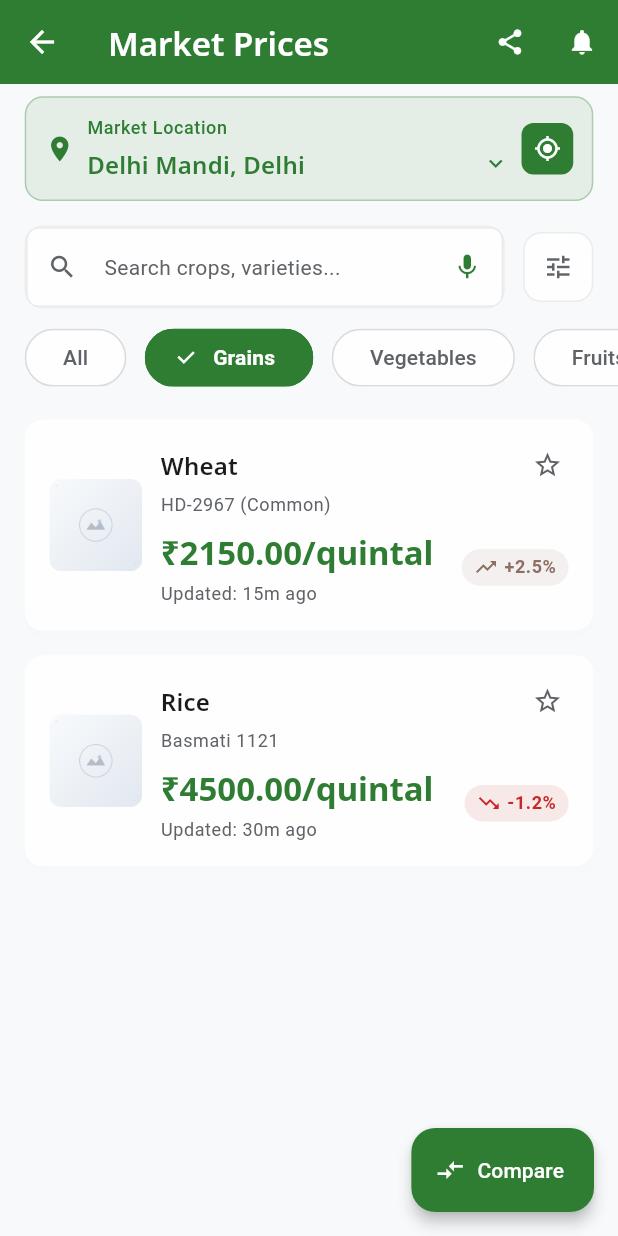
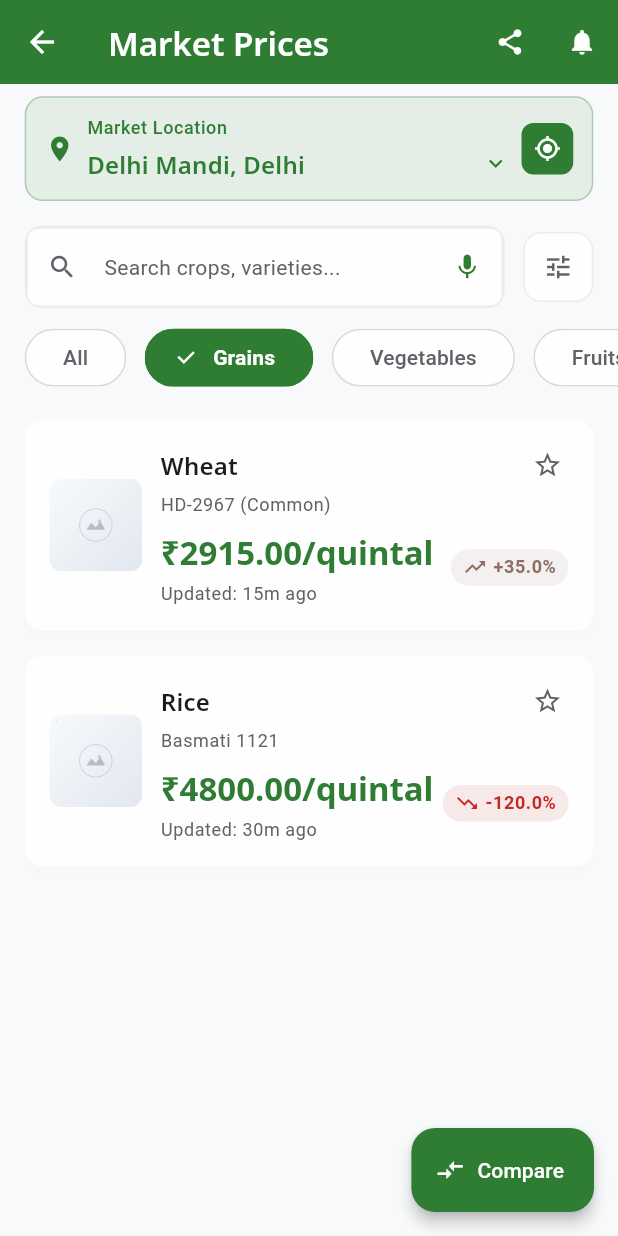
Before and after one commit to RiteshKumarRay/Krishi_Sahyog, a Flutter app: the MarketPrices screen opened by its route, after a tap on "Grains", on a phone screen of 412 x 824 dp. Run offline on Flutter 3.47's test engine with Material 3 defaults, Android fonts, the phone set to English and light mode, and no system bars; drawn by our look-alikes of cached_network_image; our stand-ins replace camera, cloud_firestore, connectivity_plus, firebase_auth, firebase_core, fl_chart and 8 more; missing offline and left inert: record, universal_html; accounts and stored records are empty; network calls fail.

Commit message:
first commit

```diff
--- a/lib/presentation/dashboard_home/widgets/feature_card_widget.dart
+++ b/lib/presentation/dashboard_home/widgets/feature_card_widget.dart
@@ -71,7 +71,7 @@ class FeatureCardWidget extends StatelessWidget {
 
               // Title
               Text(
-                feature["title"] as String? ?? "सुविधा",
+                feature["title"] as String? ?? "Feature",
                 style: AppTheme.lightTheme.textTheme.titleMedium?.copyWith(
                   fontWeight: FontWeight.w600,
                 ),
@@ -84,7 +84,7 @@ class FeatureCardWidget extends StatelessWidget {
               // Description
               Text(
                 feature["description"] as String? ??
-                    "विवरण उपलब्ध नहीं",
+                    "Description not available",
                 style: AppTheme.lightTheme.textTheme.bodySmall?.copyWith(
                   color:
                   AppTheme.lightTheme.colorScheme.onSurfaceVariant,
@@ -109,7 +109,7 @@ class FeatureCardWidget extends StatelessWidget {
                     ),
                     child: Text(
                       feature["quickAction"] as String? ??
-                          "तुरंत शुरू करें",
+                          "Start Now",
                       style:
                       AppTheme.lightTheme.textTheme.labelMedium?.copyWith(
                         color: baseColor,
--- a/lib/presentation/dashboard_home/widgets/status_bar_widget.dart
+++ b/lib/presentation/dashboard_home/widgets/status_bar_widget.dart
@@ -26,7 +26,7 @@ class StatusBarWidget extends StatelessWidget {
         border: Border(
           bottom: BorderSide(
             color:
-                AppTheme.lightTheme.colorScheme.outline.withValues(alpha: 0.2),
+            AppTheme.lightTheme.colorScheme.outline.withValues(alpha: 0.2),
             width: 1,
           ),
         ),
@@ -42,7 +42,7 @@ class StatusBarWidget extends StatelessWidget {
           ),
           SizedBox(width: 2.w),
           Text(
-            isOnline ? "ऑनलाइन" : "ऑफलाइन",
+            isOnline ? "Online" : "Offline",
             style: AppTheme.lightTheme.textTheme.bodySmall?.copyWith(
               color: isOnline
                   ? AppTheme.lightTheme.primaryColor
@@ -70,7 +70,7 @@ class StatusBarWidget extends StatelessWidget {
             ),
             SizedBox(width: 2.w),
             Text(
-              "अंतिम सिंक: $lastSync",
+              "Last Sync: $lastSync",
               style: AppTheme.lightTheme.textTheme.bodySmall?.copyWith(
                 color: AppTheme.lightTheme.colorScheme.onSurfaceVariant,
                 fontSize: 13.sp,
--- a/lib/presentation/market_prices/market_prices.dart
+++ b/lib/presentation/market_prices/market_prices.dart
@@ -1,6 +1,5 @@
 import 'package:flutter/material.dart';
 import 'package:sizer/sizer.dart';
-
 import '../../core/app_export.dart';
 import './widgets/category_tabs_widget.dart';
 import './widgets/location_selector_widget.dart';
@@ -19,7 +18,6 @@ class _MarketPricesState extends State<MarketPrices>
     with TickerProviderStateMixin {
   final TextEditingController _searchController = TextEditingController();
   final PageController _pageController = PageController();
-
   String _selectedCategory = 'All';
   String _currentLocation = 'Delhi Mandi, Delhi';
   bool _hasActiveFilters = false;
@@ -42,133 +40,253 @@ class _MarketPricesState extends State<MarketPrices>
       "id": 1,
       "name": "Wheat",
       "variety": "HD-2967 (Common)",
-      "currentPrice": 2150.0,
+      "currentPrice": 2915.0,
       "unit": "quintal",
-      "priceChange": 2.5,
+      "priceChange": 35.0,
       "lastUpdated": DateTime.now().subtract(Duration(minutes: 15)),
       "category": "Grains",
-      "image":
-          "https://images.pexels.com/photos/4110256/pexels-photo-4110256.jpeg?auto=compress&cs=tinysrgb&w=400",
+      "image": "https://images.pexels.com/photos/4110256/pexels-photo-4110256.jpeg?auto=compress&cs=tinysrgb&w=400",
       "market": "Delhi Mandi",
       "priceHistory": [
-        {"date": "2024-12-13", "price": 2100.0},
-        {"date": "2024-12-12", "price": 2120.0},
-        {"date": "2024-12-11", "price": 2080.0},
-        {"date": "2024-12-10", "price": 2090.0},
-        {"date": "2024-12-09", "price": 2110.0},
-        {"date": "2024-12-08", "price": 2130.0},
-        {"date": "2024-12-07", "price": 2150.0},
-      ]
+        {"date": "2025-09-15", "price": 2915.0},
+        {"date": "2025-09-14", "price": 2880.0},
+        {"date": "2025-09-13", "price": 2850.0},
+        {"date": "2025-09-12", "price": 2920.0},
+        {"date": "2025-09-11", "price": 2890.0},
+        {"date": "2025-09-10", "price": 2860.0},
+        {"date": "2025-09-09", "price": 2940.0},
+      ],
     },
     {
       "id": 2,
       "name": "Rice",
       "variety": "Basmati 1121",
-      "currentPrice": 4500.0,
+      "currentPrice": 4800.0,
       "unit": "quintal",
-      "priceChange": -1.2,
+      "priceChange": -120.0,
       "lastUpdated": DateTime.now().subtract(Duration(minutes: 30)),
       "category": "Grains",
-      "image":
-          "https://images.pexels.com/photos/1393382/pexels-photo-1393382.jpeg?auto=compress&cs=tinysrgb&w=400",
+      "image": "https://images.pexels.com/photos/1393382/pexels-photo-1393382.jpeg?auto=compress&cs=tinysrgb&w=400",
       "market": "Delhi Mandi",
       "priceHistory": [
-        {"date": "2024-12-13", "price": 4500.0},
-        {"date": "2024-12-12", "price": 4520.0},
-        {"date": "2024-12-11", "price": 4480.0},
-        {"date": "2024-12-10", "price": 4510.0},
-        {"date": "2024-12-09", "price": 4490.0},
-        {"date": "2024-12-08", "price": 4530.0},
-        {"date": "2024-12-07", "price": 4560.0},
-      ]
+        {"date": "2025-09-15", "price": 4800.0},
+        {"date": "2025-09-14", "price": 4920.0},
+        {"date": "2025-09-13", "price": 4850.0},
+        {"date": "2025-09-12", "price": 4780.0},
+        {"date": "2025-09-11", "price": 4900.0},
+        {"date": "2025-09-10", "price": 4750.0},
+        {"date": "2025-09-09", "price": 4820.0},
+      ],
     },
     {
       "id": 3,
       "name": "Tomato",
       "variety": "Hybrid Round",
-      "currentPrice": 35.0,
-      "unit": "kg",
-      "priceChange": 15.8,
+      "currentPrice": 3333.0,
+      "unit": "quintal",
+      "priceChange": 253.0,
       "lastUpdated": DateTime.now().subtract(Duration(hours: 1)),
       "category": "Vegetables",
-      "image":
-          "https://images.pexels.com/photos/1327838/pexels-photo-1327838.jpeg?auto=compress&cs=tinysrgb&w=400",
-      "market": "Delhi Mandi",
+      "image": "https://images.pexels.com/photos/1327838/pexels-photo-1327838.jpeg?auto=compress&cs=tinysrgb&w=400",
+      "market": "Azadpur Mandi",
       "priceHistory": [
-        {"date": "2024-12-13", "price": 35.0},
-        {"date": "2024-12-12", "price": 32.0},
-        {"date": "2024-12-11", "price": 28.0},
-        {"date": "2024-12-10", "price": 30.0},
-        {"date": "2024-12-09", "price": 25.0},
-        {"date": "2024-12-08", "price": 22.0},
-        {"date": "2024-12-07", "price": 20.0},
-      ]
+        {"date": "2025-09-15", "price": 3333.0},
+        {"date": "2025-09-14", "price": 3080.0},
+        {"date": "2025-09-13", "price": 2900.0},
+        {"date": "2025-09-12", "price": 3200.0},
+        {"date": "2025-09-11", "price": 3500.0},
+        {"date": "2025-09-10", "price": 3150.0},
+        {"date": "2025-09-09", "price": 2800.0},
+      ],
     },
     {
       "id": 4,
       "name": "Onion",
       "variety": "Red Nashik",
-      "currentPrice": 28.0,
-      "unit": "kg",
-      "priceChange": -5.4,
+      "currentPrice": 2000.0,
+      "unit": "quintal",
+      "priceChange": -180.0,
       "lastUpdated": DateTime.now().subtract(Duration(hours: 2)),
       "category": "Vegetables",
-      "image":
-          "https://images.pexels.com/photos/1323712/pexels-photo-1323712.jpeg?auto=compress&cs=tinysrgb&w=400",
-      "market": "Delhi Mandi",
+      "image": "https://images.pexels.com/photos/1323712/pexels-photo-1323712.jpeg?auto=compress&cs=tinysrgb&w=400",
+      "market": "Azadpur Mandi",
       "priceHistory": [
-        {"date": "2024-12-13", "price": 28.0},
-        {"date": "2024-12-12", "price": 30.0},
-        {"date": "2024-12-11", "price": 32.0},
-        {"date": "2024-12-10", "price": 29.0},
-        {"date": "2024-12-09", "price": 31.0},
-        {"date": "2024-12-08", "price": 33.0},
-        {"date": "2024-12-07", "price": 35.0},
-      ]
+        {"date": "2025-09-15", "price": 2000.0},
+        {"date": "2025-09-14", "price": 2180.0},
+        {"date": "2025-09-13", "price": 2250.0},
+        {"date": "2025-09-12", "price": 2100.0},
+        {"date": "2025-09-11", "price": 2300.0},
+        {"date": "2025-09-10", "price": 2050.0},
+        {"date": "2025-09-09", "price": 2400.0},
+      ],
     },
     {
       "id": 5,
       "name": "Apple",
       "variety": "Shimla Red Delicious",
-      "currentPrice": 120.0,
-      "unit": "kg",
-      "priceChange": 3.2,
+      "currentPrice": 14000.0,
+      "unit": "quintal",
+      "priceChange": 500.0,
       "lastUpdated": DateTime.now().subtract(Duration(hours: 3)),
       "category": "Fruits",
-      "image":
-          "https://images.pexels.com/photos/102104/pexels-photo-102104.jpeg?auto=compress&cs=tinysrgb&w=400",
-      "market": "Delhi Mandi",
+      "image": "https://images.pexels.com/photos/102104/pexels-photo-102104.jpeg?auto=compress&cs=tinysrgb&w=400",
+      "market": "Azadpur Mandi",
       "priceHistory": [
-        {"date": "2024-12-13", "price": 120.0},
-        {"date": "2024-12-12", "price": 118.0},
-        {"date": "2024-12-11", "price": 115.0},
-        {"date": "2024-12-10", "price": 117.0},
-        {"date": "2024-12-09", "price": 114.0},
-        {"date": "2024-12-08", "price": 112.0},
-        {"date": "2024-12-07", "price": 110.0},
-      ]
+        {"date": "2025-09-15", "price": 14000.0},
+        {"date": "2025-09-14", "price": 13500.0},
+        {"date": "2025-09-13", "price": 13200.0},
+        {"date": "2025-09-12", "price": 13800.0},
+        {"date": "2025-09-11", "price": 13600.0},
+        {"date": "2025-09-10", "price": 13000.0},
+        {"date": "2025-09-09", "price": 13400.0},
+      ],
     },
     {
       "id": 6,
       "name": "Turmeric",
       "variety": "Erode Finger",
-      "currentPrice": 8500.0,
+      "currentPrice": 16500.0,
       "unit": "quintal",
-      "priceChange": 7.8,
+      "priceChange": 850.0,
       "lastUpdated": DateTime.now().subtract(Duration(hours: 4)),
       "category": "Spices",
-      "image":
-          "https://images.pexels.com/photos/4198015/pexels-photo-4198015.jpeg?auto=compress&cs=tinysrgb&w=400",
+      "image": "https://images.pexels.com/photos/4198015/pexels-photo-4198015.jpeg?auto=compress&cs=tinysrgb&w=400",
       "market": "Delhi Mandi",
       "priceHistory": [
-        {"date": "2024-12-13", "price": 8500.0},
-        {"date": "2024-12-12", "price": 8200.0},
-        {"date": "2024-12-11", "price": 8000.0},
-        {"date": "2024-12-10", "price": 8100.0},
-        {"date": "2024-12-09", "price": 7900.0},
-        {"date": "2024-12-08", "price": 7800.0},
-        {"date": "2024-12-07", "price": 7600.0},
-      ]
+        {"date": "2025-09-15", "price": 16500.0},
+        {"date": "2025-09-14", "price": 15650.0},
+        {"date": "2025-09-13", "price": 15800.0},
+        {"date": "2025-09-12", "price": 16200.0},
+        {"date": "2025-09-11", "price": 15900.0},
+        {"date": "2025-09-10", "price": 15400.0},
+        {"date": "2025-09-09", "price": 15600.0},
+      ],
+    },
+    {
+      "id": 7,
+      "name": "Potato",
+      "variety": "Jyoti",
+      "currentPrice": 1800.0,
+      "unit": "quintal",
+      "priceChange": 75.0,
+      "lastUpdated": DateTime.now().subtract(Duration(minutes: 45)),
+      "category": "Vegetables",
+      "image": "https://images.pexels.com/photos/144248/potatoes-vegetables-erdfrucht-bio-144248.jpeg?auto=compress&cs=tinysrgb&w=400",
+      "market": "Azadpur Mandi",
+      "priceHistory": [
+        {"date": "2025-09-15", "price": 1800.0},
+        {"date": "2025-09-14", "price": 1725.0},
+        {"date": "2025-09-13", "price": 1750.0},
+        {"date": "2025-09-12", "price": 1820.0},
+        {"date": "2025-09-11", "price": 1700.0},
+        {"date": "2025-09-10", "price": 1780.0},
+        {"date": "2025-09-09", "price": 1650.0},
+      ],
+    },
+    {
+      "id": 8,
+      "name": "Mustard Seed",
+      "variety": "Black (Rai)",
+      "currentPrice": 6800.0,
+      "unit": "quintal",
+      "priceChange": 200.0,
+      "lastUpdated": DateTime.now().subtract(Duration(hours: 5)),
+      "category": "Oil Seeds",
+      "image": "https://images.pexels.com/photos/4198719/pexels-photo-4198719.jpeg?auto=compress&cs=tinysrgb&w=400",
+      "market": "Delhi Mandi",
+      "priceHistory": [
+        {"date": "2025-09-15", "price": 6800.0},
+        {"date": "2025-09-14", "price": 6600.0},
+        {"date": "2025-09-13", "price": 6750.0},
+        {"date": "2025-09-12", "price": 6550.0},
+        {"date": "2025-09-11", "price": 6700.0},
+        {"date": "2025-09-10", "price": 6450.0},
+        {"date": "2025-09-09", "price": 6650.0},
+      ],
+    },
+    {
+      "id": 9,
+      "name": "Chana Dal",
+      "variety": "Bold",
+      "currentPrice": 9200.0,
+      "unit": "quintal",
+      "priceChange": -150.0,
+      "lastUpdated": DateTime.now().subtract(Duration(hours: 1)),
+      "category": "Pulses",
+      "image": "https://images.pexels.com/photos/4518656/pexels-photo-4518656.jpeg?auto=compress&cs=tinysrgb&w=400",
+      "market": "Delhi Mandi",
+      "priceHistory": [
+        {"date": "2025-09-15", "price": 9200.0},
+        {"date": "2025-09-14", "price": 9350.0},
+        {"date": "2025-09-13", "price": 9180.0},
+        {"date": "2025-09-12", "price": 9400.0},
+        {"date": "2025-09-11", "price": 9250.0},
+        {"date": "2025-09-10", "price": 9100.0},
+        {"date": "2025-09-09", "price": 9300.0},
+      ],
+    },
+    {
+      "id": 10,
+      "name": "Banana",
+      "variety": "Robusta",
+      "currentPrice": 2500.0,
+      "unit": "quintal",
+      "priceChange": 125.0,
+      "lastUpdated": DateTime.now().subtract(Duration(minutes: 20)),
+      "category": "Fruits",
+      "image": "https://images.pexels.com/photos/61127/pexels-photo-61127.jpeg?auto=compress&cs=tinysrgb&w=400",
+      "market": "Azadpur Mandi",
+      "priceHistory": [
+        {"date": "2025-09-15", "price": 2500.0},
+        {"date": "2025-09-14", "price": 2375.0},
+        {"date": "2025-09-13", "price": 2400.0},
+        {"date": "2025-09-12", "price": 2450.0},
+        {"date": "2025-09-11", "price": 2350.0},
+        {"date": "2025-09-10", "price": 2475.0},
+        {"date": "2025-09-09", "price": 2300.0},
+      ],
+    },
+    {
+      "id": 11,
+      "name": "Cauliflower",
+      "variety": "Snowball-16",
+      "currentPrice": 1200.0,
+      "unit": "quintal",
+      "priceChange": -80.0,
+      "lastUpdated": DateTime.now().subtract(Duration(minutes: 40)),
+      "category": "Vegetables",
+      "image": "https://images.pexels.com/photos/1458694/pexels-photo-1458694.jpeg?auto=compress&cs=tinysrgb&w=400",
+      "market": "Azadpur Mandi",
+      "priceHistory": [
+        {"date": "2025-09-15", "price": 1200.0},
+        {"date": "2025-09-14", "price": 1280.0},
+        {"date": "2025-09-13", "price": 1350.0},
+        {"date": "2025-09-12", "price": 1150.0},
+        {"date": "2025-09-11", "price": 1300.0},
+        {"date": "2025-09-10", "price": 1250.0},
+        {"date": "2025-09-09", "price": 1400.0},
+      ],
+    },
+    {
+      "id": 12,
+      "name": "Coriander",
+      "variety": "Eagle (Dhaniya)",
+      "currentPrice": 18500.0,
+      "unit": "quintal",
+      "priceChange": 1200.0,
+      "lastUpdated": DateTime.now().subtract(Duration(hours: 6)),
+      "category": "Spices",
+      "image": "https://images.pexels.com/photos/4198523/pexels-photo-4198523.jpeg?auto=compress&cs=tinysrgb&w=400",
+      "market": "Delhi Mandi",
+      "priceHistory": [
+        {"date": "2025-09-15", "price": 18500.0},
+        {"date": "2025-09-14", "price": 17300.0},
+        {"date": "2025-09-13", "price": 17800.0},
+        {"date": "2025-09-12", "price": 17500.0},
+        {"date": "2025-09-11", "price": 18200.0},
+        {"date": "2025-09-10", "price": 16900.0},
+        {"date": "2025-09-09", "price": 17600.0},
+      ],
     },
   ];
 
@@ -214,10 +332,8 @@ class _MarketPricesState extends State<MarketPrices>
     setState(() {
       _isLoading = true;
     });
-
     // Simulate API call
     await Future.delayed(const Duration(seconds: 2));
-
     setState(() {
       _isLoading = false;
     });
@@ -371,10 +487,10 @@ class _MarketPricesState extends State<MarketPrices>
                     ),
                     SizedBox(height: 2.h),
                     RangeSlider(
-                      values: const RangeValues(0, 10000),
-                      max: 10000,
-                      divisions: 100,
-                      labels: const RangeLabels('₹0', '₹10,000'),
+                      values: const RangeValues(0, 20000),
+                      max: 20000,
+                      divisions: 200,
+                      labels: const RangeLabels('₹0', '₹20,000'),
                       onChanged: (values) {},
                     ),
                     SizedBox(height: 3.h),
@@ -539,7 +655,7 @@ class _MarketPricesState extends State<MarketPrices>
                                           .lightTheme.textTheme.bodySmall,
                                     ),
                                     Text(
-                                      '₹${(cropData['currentPrice'] as double? ?? 0.0 * 1.1).toStringAsFixed(2)}',
+                                      '₹${((cropData['currentPrice'] as double? ?? 0.0) * 1.08).toStringAsFixed(2)}',
                                       style: AppTheme
                                           .lightTheme.textTheme.titleMedium
                                           ?.copyWith(
@@ -561,7 +677,7 @@ class _MarketPricesState extends State<MarketPrices>
                                           .lightTheme.textTheme.bodySmall,
                                     ),
                                     Text(
-                                      '₹${(cropData['currentPrice'] as double? ?? 0.0 * 0.9).toStringAsFixed(2)}',
+                                      '₹${((cropData['currentPrice'] as double? ?? 0.0) * 0.92).toStringAsFixed(2)}',
                                       style: AppTheme
                                           .lightTheme.textTheme.titleMedium
                                           ?.copyWith(
@@ -659,7 +775,6 @@ class _MarketPricesState extends State<MarketPrices>
                 );
               },
             ),
-
             // Search and Filter
             SearchFilterWidget(
               searchController: _searchController,
@@ -667,7 +782,6 @@ class _MarketPricesState extends State<MarketPrices>
               onFilter: _showFilterBottomSheet,
               hasActiveFilters: _hasActiveFilters,
             ),
-
             // Category Tabs
             CategoryTabsWidget(
               categories: _categories,
@@ -678,9 +792,7 @@ class _MarketPricesState extends State<MarketPrices>
                 });
               },
             ),
-
             SizedBox(height: 1.h),
-
             // Price List
             Expanded(
               child: _isLoading
```
Also changed, not shown: lib/presentation/dashboard_home/dashboard_home.dart (+61 -43 lines), lib/presentation/dashboard_home/widgets/greeting_header_widget.dart (+5 -5 lines), lib/presentation/dashboard_home/widgets/recent_activity_widget.dart (+9 -9 lines). Lines whose indentation alone changed are shown as unchanged.
